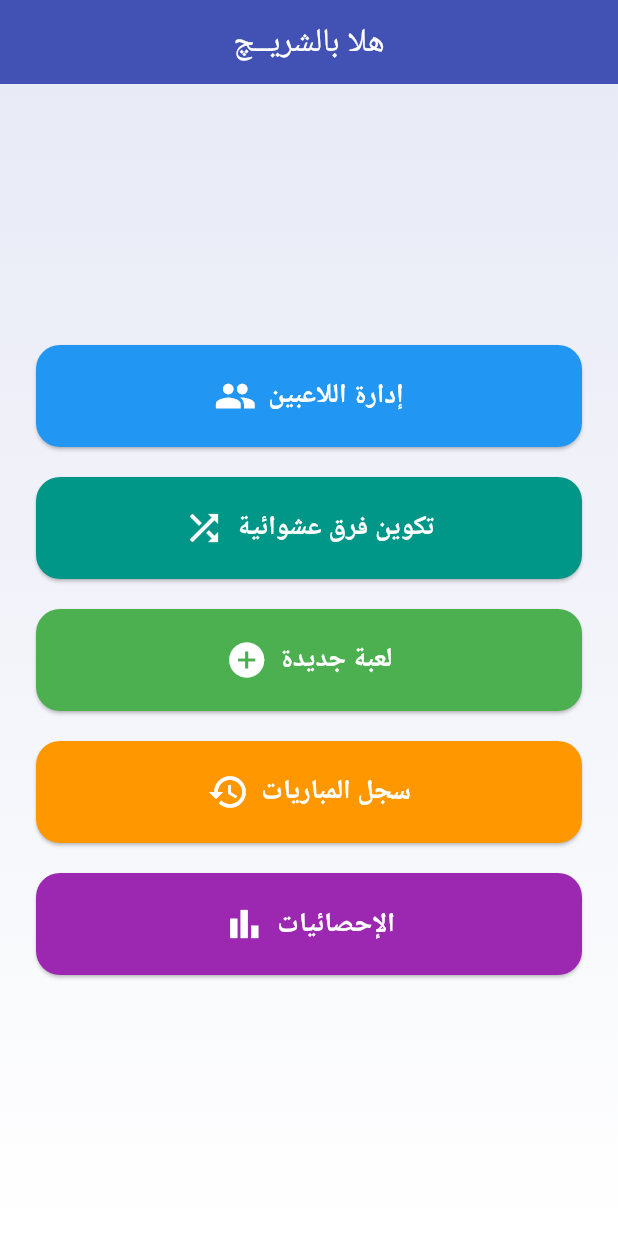
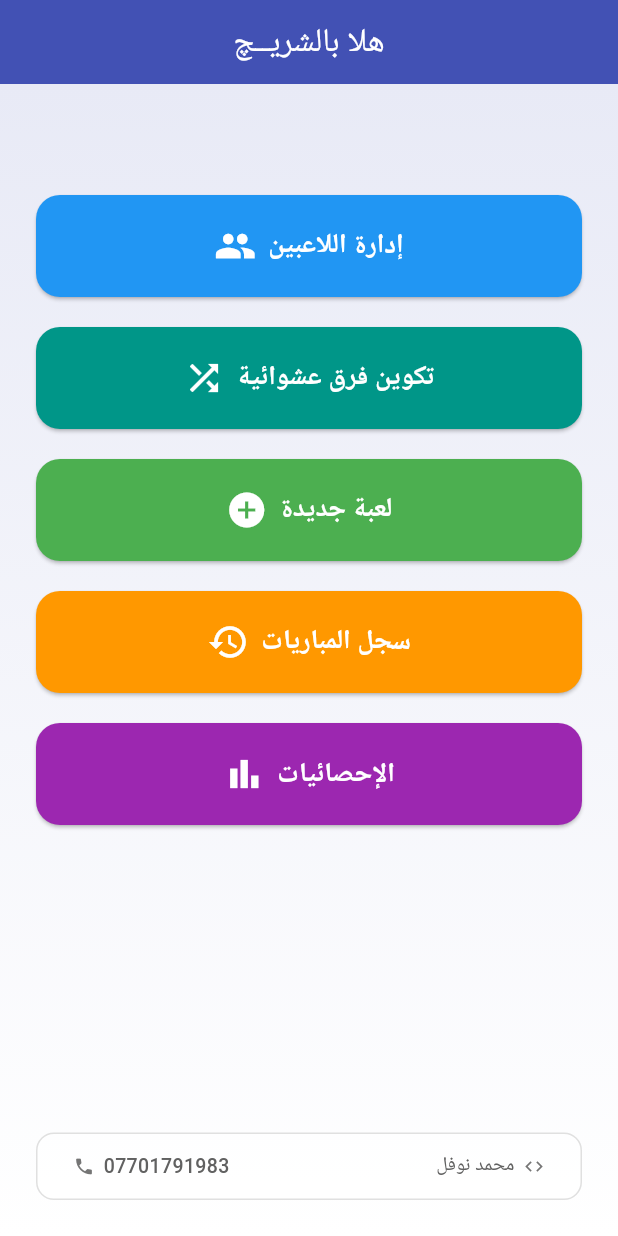
Before and after one commit to AiExpert1985/family_cards, a Flutter app: the screen it shows after launch, on a phone screen of 412 x 824 dp. Run offline on Flutter 3.47's test engine with Material 3 defaults, Android fonts, the phone set to English and light mode, and no system bars; our stand-ins replace flutter_riverpod, shared_preferences.

Commit message:
adding my name to the app

```diff
--- a/lib/pages/home_page.dart
+++ b/lib/pages/home_page.dart
@@ -32,6 +32,7 @@ class HomePage extends StatelessWidget {
             child: Column(
               mainAxisAlignment: MainAxisAlignment.center,
               children: [
+                const SizedBox(height: 50),
                 AppButton(
                   icon: Icons.people,
                   label: 'إدارة اللاعبين',
@@ -66,6 +67,60 @@ class HomePage extends StatelessWidget {
                   color: Colors.purple,
                   onPressed: () => _navigate(context, const StatisticsPage()),
                 ),
+                const Spacer(),
+                Container(
+                  margin: const EdgeInsets.only(top: 16),
+                  padding: const EdgeInsets.symmetric(
+                    horizontal: 24,
+                    vertical: 12,
+                  ),
+                  decoration: BoxDecoration(
+                    color: Colors.white.withValues(alpha: 0.7),
+                    borderRadius: BorderRadius.circular(12),
+                    border: Border.all(color: Colors.grey.shade300, width: 1),
+                  ),
+                  child: Row(
+                    mainAxisAlignment: MainAxisAlignment.spaceBetween,
+                    children: [
+                      Row(
+                        children: [
+                          Icon(
+                            Icons.phone,
+                            size: 14,
+                            color: Colors.grey.shade600,
+                          ),
+                          const SizedBox(width: 6),
+                          Text(
+                            '07701791983',
+                            style: TextStyle(
+                              fontSize: 13,
+                              color: Colors.grey.shade700,
+                              fontWeight: FontWeight.w500,
+                            ),
+                          ),
+                        ],
+                      ),
+                      Row(
+                        children: [
+                          Text(
+                            'محمد نوفل',
+                            style: TextStyle(
+                              fontSize: 13,
+                              color: Colors.grey.shade700,
+                              fontWeight: FontWeight.w500,
+                            ),
+                          ),
+                          const SizedBox(width: 6),
+                          Icon(
+                            Icons.code,
+                            size: 14,
+                            color: Colors.grey.shade600,
+                          ),
+                        ],
+                      ),
+                    ],
+                  ),
+                ),
               ],
             ),
           ),
```
